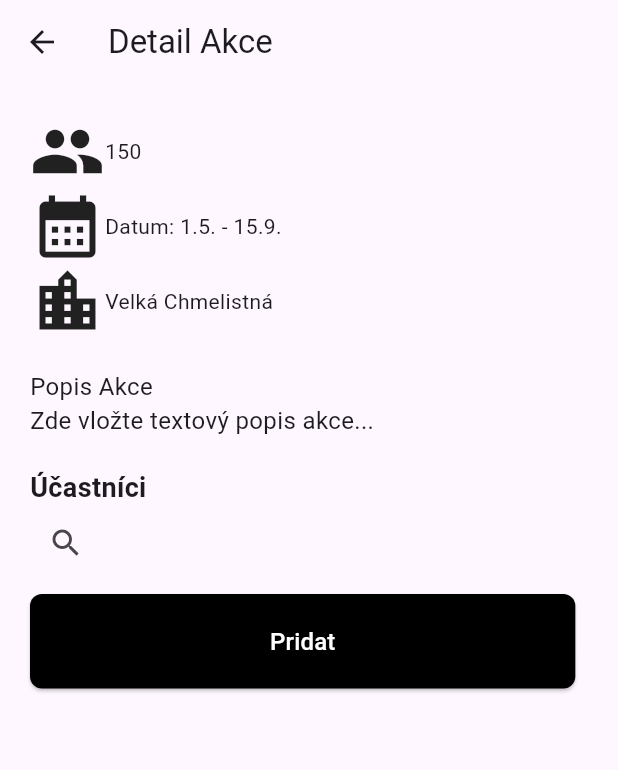
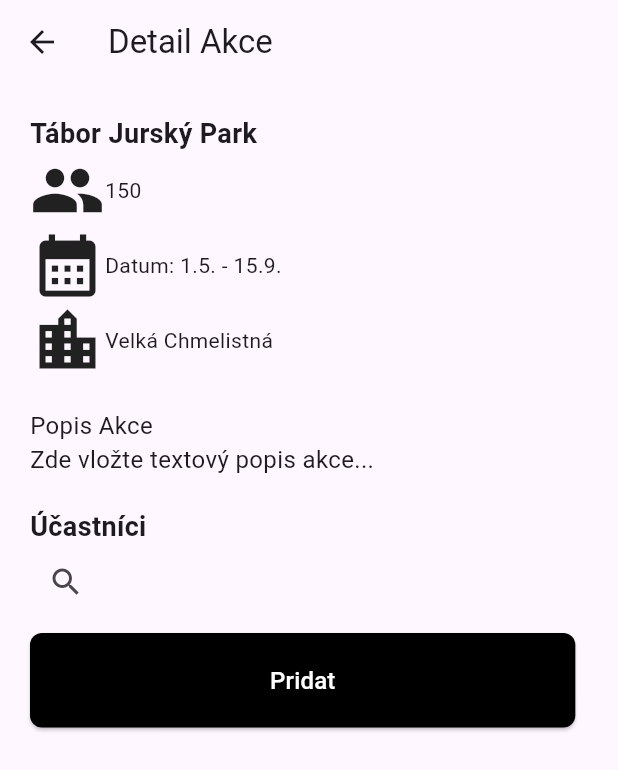
Before and after one commit to dcaldr/denik-zza, a Flutter app: the ActionDetail screen opened directly, on a phone screen of 412 x 824 dp. Shown: the top 770 px of the screen. Run offline on Flutter 3.47's test engine with Material 3 defaults, Android fonts, the phone set to English and light mode, and no system bars; our stand-ins replace drift, pdf, printing; missing offline and left inert: sqlite3; accounts and stored records are empty; generated files the repository leaves out were written again.

Commit message:
fix: deleted icon and added name of action in detail

```diff
--- a/lib/screens/actions/all_actions.dart
+++ b/lib/screens/actions/all_actions.dart
@@ -78,7 +78,6 @@ class AllActions extends StatelessWidget {
                 Row(
                   children: [
                     Text('Pocet ucastniku'),
-                    Icon(Icons.people),
                   ],
                 ),
               ],
--- a/lib/screens/editing_actions/action_detail.dart
+++ b/lib/screens/editing_actions/action_detail.dart
@@ -15,6 +15,12 @@ class ActionDetail extends StatelessWidget {
           child: Column(
             crossAxisAlignment: CrossAxisAlignment.start,
             children: [
+              // Název akce
+              SizedBox(height: 0),
+              Text(
+                'Tábor Jurský Park',
+                style: TextStyle(fontSize: 18, fontWeight: FontWeight.bold),
+              ),
               // Ikona pro "lidé"
               Row(
                 children: [
```
Also changed, not shown: 1 other file.
